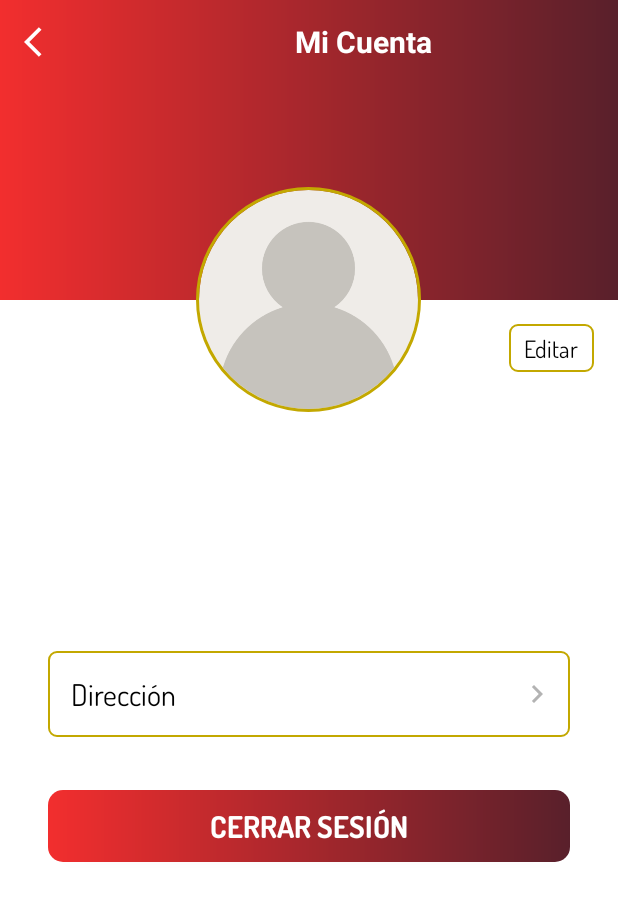
After one commit to danburitica/TiendaComicsApp, an Android app: the AccountActivity screen opened directly, with no data from a screen before it, on a phone screen of 412 x 824 dp. The commit adds this screen. Shown: the top 901 px of the screen. Run offline under Robolectric (Android 15) with nearby library versions, the phone set to English and light mode, and no system bars; our stand-ins replace CircleImageView, Firebase (no records; nobody signed in at launch, a user with empty details on screens opened directly); 6 statements that could not run were skipped.

Commit message:
Create Account activity

```diff
--- a/app/src/main/java/com/tiendacomics20/firestore/FirestoreClass.kt
+++ b/app/src/main/java/com/tiendacomics20/firestore/FirestoreClass.kt
@@ -13,6 +13,7 @@ import com.google.firebase.storage.StorageReference
 import com.google.firebase.storage.ktx.storage
 import com.tiendacomics20.models.Product
 import com.tiendacomics20.models.User
+import com.tiendacomics20.ui.activities.AccountActivity
 import com.tiendacomics20.ui.activities.LoginActivity
 import com.tiendacomics20.ui.activities.RegisterActivity
 import com.tiendacomics20.ui.activities.UserProfileActivity
@@ -77,11 +78,17 @@ class FirestoreClass {
                     is LoginActivity -> {
                         activity.userLoggedInSuccess(user)
                     }
+                    is AccountActivity -> {
+                        activity.userDetailsSuccess(user)
+                    }
                 }
             }
             .addOnFailureListener { e ->
                 when(activity) {
                     is LoginActivity -> {
+                        activity.hideProgressDialog()
+                    }
+                    is AccountActivity -> {
                         activity.hideProgressDialog()
                     }
                 }
--- /dev/null
+++ b/app/src/main/java/com/tiendacomics20/ui/activities/AccountActivity.kt
@@ -0,0 +1,81 @@
+package com.tiendacomics20.ui.activities
+
+import android.content.Intent
+import androidx.appcompat.app.AppCompatActivity
+import android.os.Bundle
+import android.view.View
+import com.google.firebase.auth.ktx.auth
+import com.google.firebase.ktx.Firebase
+import com.tiendacomics20.R
+import com.tiendacomics20.firestore.FirestoreClass
+import com.tiendacomics20.models.User
+import com.tiendacomics20.utils.Constants
+import com.tiendacomics20.utils.GlideLoader
+import kotlinx.android.synthetic.main.activity_account.*
+import kotlinx.android.synthetic.main.activity_add_product.*
+
+class AccountActivity : BaseActivity(), View.OnClickListener {
+
+    private lateinit var mUserDetails: User
+
+    override fun onCreate(savedInstanceState: Bundle?) {
+        super.onCreate(savedInstanceState)
+        setContentView(R.layout.activity_account)
+        setupActionBar()
+
+        tv_edit.setOnClickListener(this)
+        btn_logout.setOnClickListener(this)
+    }
+
+    private fun setupActionBar(){
+        setSupportActionBar(toolbar_account_activity)
+
+        supportActionBar?.setDisplayHomeAsUpEnabled(true)
+        supportActionBar?.setHomeAsUpIndicator(R.drawable.ic_baseline_arrow_back_ios_24)
+
+        toolbar_account_activity.setNavigationOnClickListener { onBackPressed() }
+    }
+
+    private fun getUserDetails(){
+        showProgressDialog("Por favor espera...")
+        FirestoreClass().getUserDetails(this)
+    }
+
+    fun userDetailsSuccess(user: User){
+        mUserDetails = user
+
+        hideProgressDialog()
+
+        GlideLoader(this).loadUserPicture(user.image, iv_account_photo)
+        tv_account_name.text = "${user.firstName} ${user.lastName}"
+        tv_account_email.text = user.email
+        tv_account_mobile_number.text = user.mobile
+    }
+
+    override fun onResume() {
+        super.onResume()
+        getUserDetails()
+    }
+
+    override fun onClick(v: View?) {
+        if (v != null){
+            when(v.id){
+                R.id.tv_edit -> {
+                    val intent = Intent(this, UserProfileActivity::class.java)
+                    intent.putExtra(Constants.EXTRA_USER_DETAILS, mUserDetails)
+                    startActivity(intent)
+                }
+
+                R.id.btn_logout -> {
+                    Firebase.auth.signOut()
+                    val intent = Intent(this, LoginActivity::class.java)
+                    intent.flags = Intent.FLAG_ACTIVITY_NEW_TASK or Intent.FLAG_ACTIVITY_CLEAR_TASK
+                    startActivity(intent)
+                    finish()
+                }
+            }
+        }
+    }
+
+
+}
--- a/app/src/main/java/com/tiendacomics20/ui/activities/DashboardActivity.kt
+++ b/app/src/main/java/com/tiendacomics20/ui/activities/DashboardActivity.kt
@@ -2,7 +2,6 @@ package com.tiendacomics20.ui.activities
 
 import android.os.Bundle
 import com.google.android.material.bottomnavigation.BottomNavigationView
-import androidx.appcompat.app.AppCompatActivity
 import androidx.core.content.ContextCompat
 import androidx.navigation.findNavController
 import androidx.navigation.ui.AppBarConfiguration
--- a/app/src/main/java/com/tiendacomics20/ui/fragments/OrdersFragment.kt
+++ b/app/src/main/java/com/tiendacomics20/ui/fragments/OrdersFragment.kt
@@ -28,8 +28,8 @@ class OrdersFragment : Fragment() {
         _binding = FragmentOrdersBinding.inflate(inflater, container, false)
         val root: View = binding.root
 
-        val textView: TextView = binding.textNotifications
-        textView.text = "Favorites"
+//        val textView: TextView = binding.textNotifications
+//        textView.text = "Compras"
         return root
     }
 
--- a/app/src/main/java/com/tiendacomics20/ui/fragments/ProductsFragment.kt
+++ b/app/src/main/java/com/tiendacomics20/ui/fragments/ProductsFragment.kt
@@ -33,8 +33,8 @@ class ProductsFragment : Fragment() {
         _binding = FragmentProductsBinding.inflate(inflater, container, false)
         val root: View = binding.root
 
-        val textView: TextView = binding.textHome
-        textView.text = "Home"
+//        val textView: TextView = binding.textHome
+//        textView.text = "Productos"
         return root
     }
 
--- a/app/src/main/java/com/tiendacomics20/utils/Constants.kt
+++ b/app/src/main/java/com/tiendacomics20/utils/Constants.kt
@@ -17,6 +17,8 @@ object Constants {
     const val READ_STORAGE_PERMISSION_CODE = 2
     const val PICK_IMAGE_REQUEST_CODE = 1
 
+    const val FIRST_NAME: String = "firstName"
+    const val LAST_NAME: String = "lastName"
     const val MOBILE: String = "mobile"
     const val ADDRESS: String = "address"
     //User Column
--- a/app/src/main/java/com/tiendacomics20/utils/GlideLoader.kt
+++ b/app/src/main/java/com/tiendacomics20/utils/GlideLoader.kt
@@ -9,11 +9,11 @@ import java.io.IOException
 
 class GlideLoader(val context: Context) {
 
-    fun loadUserPicture(imageURI: Uri, imageView: ImageView) {
+    fun loadUserPicture(image: Any, imageView: ImageView) {
         try {
             Glide
                 .with(context)
-                .load(imageURI)
+                .load(image)
                 .centerCrop()
                 .placeholder(R.drawable.ic_user_placeholder)
                 .into(imageView)
--- /dev/null
+++ b/app/src/main/res/drawable/ic_baseline_chevron_right_24.xml
@@ -0,0 +1,5 @@
+<vector android:height="24dp" android:tint="#B3B3B3"
+    android:viewportHeight="24" android:viewportWidth="24"
+    android:width="24dp" xmlns:android="http://schemas.android.com/apk/res/android">
+    <path android:fillColor="@android:color/white" android:pathData="M10,6L8.59,7.41 13.17,12l-4.58,4.59L10,18l6,-6z"/>
+</vector>
--- /dev/null
+++ b/app/src/main/res/drawable/ic_baseline_person_24.xml
@@ -0,0 +1,5 @@
+<vector android:height="24dp" android:tint="#FFFFFF"
+    android:viewportHeight="24" android:viewportWidth="24"
+    android:width="24dp" xmlns:android="http://schemas.android.com/apk/res/android">
+    <path android:fillColor="@android:color/white" android:pathData="M12,12c2.21,0 4,-1.79 4,-4s-1.79,-4 -4,-4 -4,1.79 -4,4 1.79,4 4,4zM12,14c-2.67,0 -8,1.34 -8,4v2h16v-2c0,-2.66 -5.33,-4 -8,-4z"/>
+</vector>
--- a/app/src/main/res/drawable/ic_vector_add_photo.xml
+++ b/app/src/main/res/drawable/ic_vector_add_photo.xml
@@ -1,8 +1,8 @@
 <vector xmlns:android="http://schemas.android.com/apk/res/android"
     android:width="32dp"
     android:height="32dp"
-    android:viewportWidth="32"
-    android:viewportHeight="32"
+    android:viewportWidth="24"
+    android:viewportHeight="24"
     android:tint="?attr/colorControlNormal">
   <path
       android:fillColor="@android:color/white"
--- /dev/null
+++ b/app/src/main/res/drawable/item_yellow_border_background.xml
@@ -0,0 +1,11 @@
+<?xml version="1.0" encoding="utf-8"?>
+<shape xmlns:android="http://schemas.android.com/apk/res/android"
+    android:shape="rectangle">
+
+    <solid android:color="@color/white"/>
+
+    <stroke android:width="1dp"
+        android:color="@color/secondaryDarkColor"/>
+
+    <corners android:radius="5dp"/>
+</shape>
--- /dev/null
+++ b/app/src/main/res/layout/activity_account.xml
@@ -0,0 +1,171 @@
+<?xml version="1.0" encoding="utf-8"?>
+<ScrollView xmlns:android="http://schemas.android.com/apk/res/android"
+    xmlns:app="http://schemas.android.com/apk/res-auto"
+    xmlns:tools="http://schemas.android.com/tools"
+    android:layout_width="match_parent"
+    android:layout_height="match_parent"
+    android:fillViewport="true"
+    app:layout_constraintBottom_toBottomOf="parent"
+    app:layout_constraintEnd_toEndOf="parent"
+    app:layout_constraintStart_toStartOf="parent"
+    tools:context=".ui.activities.AccountActivity">
+
+    <RelativeLayout
+        android:layout_width="match_parent"
+        android:layout_height="wrap_content">
+
+        <FrameLayout
+            android:id="@+id/fl_header_bg"
+            android:layout_width="match_parent"
+            android:layout_height="200dp">
+
+            <ImageView
+                android:id="@+id/iv_header_bg"
+                android:layout_width="match_parent"
+                android:layout_height="match_parent"
+                android:contentDescription="account background"
+                android:scaleType="fitXY"
+                android:src="@drawable/app_gradient_color_background" />
+
+            <androidx.appcompat.widget.Toolbar
+                android:id="@+id/toolbar_account_activity"
+                android:layout_width="match_parent"
+                android:layout_height="?attr/actionBarSize">
+
+                <TextView
+                    android:id="@+id/tv_title"
+                    android:layout_width="match_parent"
+                    android:layout_height="match_parent"
+                    android:gravity="center"
+                    android:text="Mi Cuenta"
+                    android:textColor="@color/white"
+                    android:textSize="20sp"
+                    android:textStyle="bold" />
+
+            </androidx.appcompat.widget.Toolbar>
+        </FrameLayout>
+        <FrameLayout
+            android:id="@+id/fl_account_image"
+            android:layout_width="150dp"
+            android:layout_height="150dp"
+            android:layout_below="@id/fl_header_bg"
+            android:layout_centerHorizontal="true"
+            android:layout_marginTop="-75dp"
+            app:layout_constraintEnd_toEndOf="parent"
+            app:layout_constraintStart_toStartOf="parent"
+            app:layout_constraintTop_toTopOf="parent">
+
+            <de.hdodenhof.circleimageview.CircleImageView
+                android:id="@+id/iv_account_photo"
+                xmlns:app="http://schemas.android.com/apk/res-auto"
+                android:layout_width="match_parent"
+                android:layout_height="match_parent"
+                android:src="@drawable/ic_user_placeholder"
+                app:civ_border_width="2dp"
+                app:civ_border_color="@color/secondaryDarkColor"/>
+        </FrameLayout>
+
+        <com.tiendacomics20.utils.TCTextViewRegular
+            android:id="@+id/tv_edit"
+            android:layout_width="wrap_content"
+            android:layout_height="wrap_content"
+            android:layout_below="@id/fl_header_bg"
+            android:layout_alignParentEnd="true"
+            android:layout_marginStart="16dp"
+            android:layout_marginTop="16dp"
+            android:layout_marginEnd="16dp"
+            android:layout_marginBottom="16dp"
+            android:background="@drawable/item_yellow_border_background"
+            android:foreground="?attr/selectableItemBackgroundBorderless"
+            android:paddingStart="10dp"
+            android:paddingTop="5dp"
+            android:paddingEnd="10dp"
+            android:paddingBottom="5dp"
+            android:text="Editar"
+            android:textColor="@color/black"
+            android:textSize="16sp" />
+
+        <com.tiendacomics20.utils.TCTextViewBold
+            android:id="@+id/tv_account_name"
+            android:layout_width="wrap_content"
+            android:layout_height="wrap_content"
+            android:layout_below="@id/fl_account_image"
+            android:layout_centerHorizontal="true"
+            android:layout_marginTop="35dp"
+            android:textColor="@color/black"
+            android:textSize="18sp"
+            tools:text="" />
+
+        <com.tiendacomics20.utils.TCTextViewRegular
+            android:id="@+id/tv_account_email"
+            android:layout_width="wrap_content"
+            android:layout_height="wrap_content"
+            android:layout_below="@id/tv_account_name"
+            android:layout_centerHorizontal="true"
+            android:layout_marginTop="10dp"
+            android:textColor="@color/black"
+            android:textSize="18sp"
+            tools:text="" />
+
+        <com.tiendacomics20.utils.TCTextViewRegular
+            android:id="@+id/tv_account_mobile_number"
+            android:layout_width="wrap_content"
+            android:layout_height="wrap_content"
+            android:layout_below="@id/tv_account_email"
+            android:layout_centerHorizontal="true"
+            android:layout_marginTop="10dp"
+            android:textColor="@color/black"
+            android:textSize="18sp"
+            tools:text="" />
+
+        <LinearLayout
+            android:id="@+id/ll_address"
+            android:layout_width="match_parent"
+            android:layout_height="wrap_content"
+            android:layout_below="@id/tv_account_mobile_number"
+            android:layout_marginStart="32dp"
+            android:layout_marginTop="32dp"
+            android:layout_marginEnd="32dp"
+            android:background="@drawable/item_yellow_border_background"
+            android:foreground="?attr/selectableItemBackground"
+            android:gravity="center"
+            android:orientation="horizontal"
+            android:padding="10dp">
+
+            <com.tiendacomics20.utils.TCTextViewRegular
+                android:layout_width="0dp"
+                android:layout_height="wrap_content"
+                android:layout_margin="5dp"
+                android:layout_weight="1"
+                android:text="Dirección"
+                android:textColor="@color/black"
+                android:textSize="20sp" />
+
+            <ImageView
+                android:layout_width="wrap_content"
+                android:layout_height="wrap_content"
+                android:src="@drawable/ic_baseline_chevron_right_24" />
+
+        </LinearLayout>
+
+        <com.tiendacomics20.utils.TCButton
+            android:id="@+id/btn_logout"
+            android:layout_width="match_parent"
+            android:layout_height="wrap_content"
+            android:layout_below="@id/ll_address"
+            android:layout_gravity="center"
+            android:layout_marginStart="32dp"
+            android:layout_marginTop="35dp"
+            android:layout_marginEnd="32dp"
+            android:layout_marginBottom="247dp"
+            android:background="@drawable/button_background"
+            android:foreground="?attr/selectableItemBackground"
+            android:gravity="center"
+            android:paddingTop="10dp"
+            android:paddingBottom="10dp"
+            android:text="Cerrar Sesión"
+            android:textColor="@color/white"
+            android:textSize="20sp" />
+
+    </RelativeLayout>
+</ScrollView>
--- a/app/src/main/res/layout/activity_add_product.xml
+++ b/app/src/main/res/layout/activity_add_product.xml
@@ -75,7 +75,7 @@
                         android:layout_gravity="end|bottom"
                         android:contentDescription="update image"
                         android:foreground="?attr/selectableItemBackgroundBorderless"
-                        android:padding="10dp"
+                        android:padding="20dp"
                         android:src="@drawable/ic_vector_add_photo" />
                 </androidx.cardview.widget.CardView>
 
--- a/app/src/main/res/layout/activity_user_profile.xml
+++ b/app/src/main/res/layout/activity_user_profile.xml
@@ -20,10 +20,9 @@
             android:layout_width="match_parent"
             android:layout_height="match_parent"
             android:gravity="center"
-            android:text="Mi Cuenta"
+            android:text=""
             android:textColor="@color/white"
-            android:textSize="25sp"
-            android:textStyle="bold" />
+            android:textSize="20sp" />
 
     </androidx.appcompat.widget.Toolbar>
 
```
Also changed, not shown: app/src/main/AndroidManifest.xml (+7 -2 lines), app/src/main/java/com/tiendacomics20/ui/activities/RegisterActivity.kt (+5 -2 lines), app/src/main/java/com/tiendacomics20/ui/activities/SplashActivity.kt (+9 -2 lines), app/src/main/java/com/tiendacomics20/ui/activities/UserProfileActivity.kt (+40 -3 lines), app/src/main/java/com/tiendacomics20/ui/fragments/DashboardFragment.kt (+29 -5 lines), app/src/main/res/menu/dashboard_menu.xml (added, +9 -0 lines).
